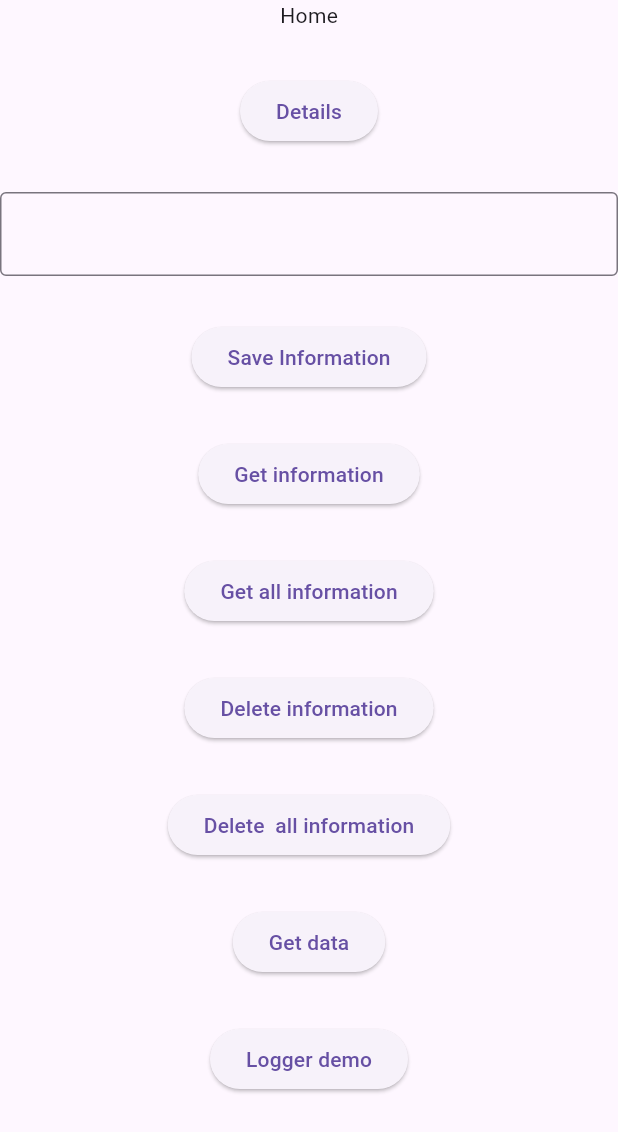
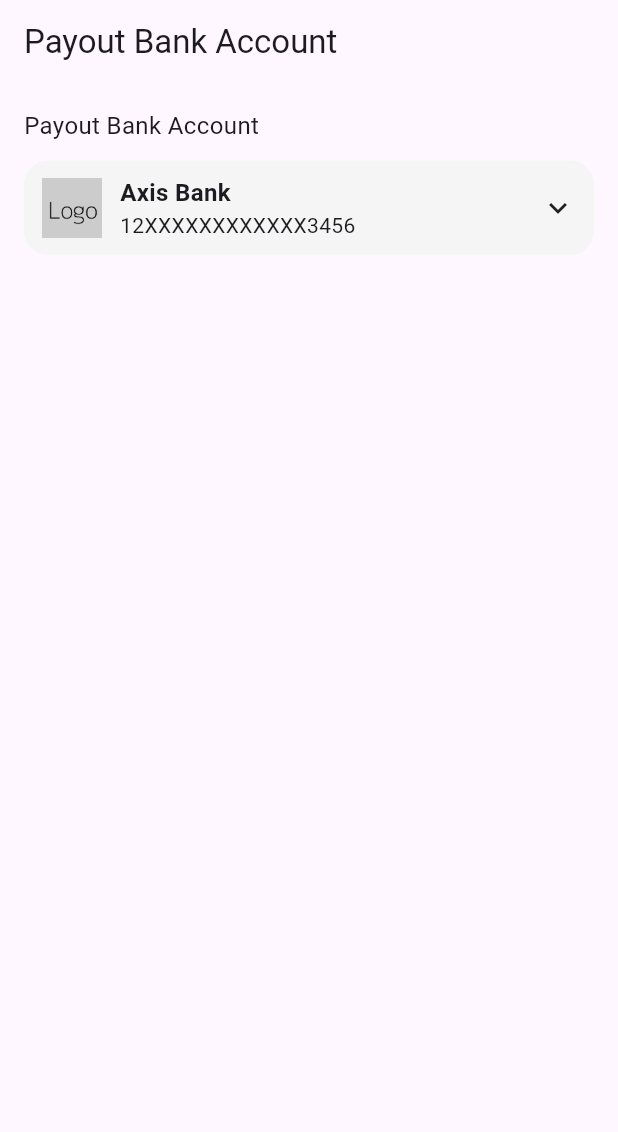
Before and after one commit to Akshay4977/flutter_demo, a Flutter app: the screen it shows after launch, on a phone screen of 412 x 824 dp. Shown: the top 1132 px of the screen. Run offline on Flutter 3.47's test engine with Material 3 defaults, Android fonts, the phone set to English and light mode, and no system bars; our stand-ins replace connectivity_plus, dio, fl_chart, flutter_riverpod, flutter_secure_storage, go_router and 2 more.

Commit message:
dropdown list for bank selection

```diff
--- a/lib/app_router_config.dart
+++ b/lib/app_router_config.dart
@@ -2,6 +2,7 @@ import 'package:flutter/material.dart';
 import 'package:go_router/go_router.dart';
 import 'package:go_router_demo/app_router_constant.dart';
 import 'package:go_router_demo/screens/about.dart';
+import 'package:go_router_demo/screens/bank_screen.dart';
 import 'package:go_router_demo/screens/details_with_graph.dart';
 import 'package:go_router_demo/screens/home.dart';
 
@@ -11,7 +12,7 @@ class MyAppRouter {
         path: '/',
         name: AppRouterConstant.home,
         pageBuilder: (context, state) {
-          return const MaterialPage(child: Home());
+          return MaterialPage(child: BankSelectorScreen());
         }),
     GoRoute(
         path: '/details/:username',
@@ -25,5 +26,11 @@ class MyAppRouter {
         pageBuilder: (context, state) {
           return const MaterialPage(child: About());
         }),
+    GoRoute(
+        path: '/bank',
+        name: AppRouterConstant.bank,
+        pageBuilder: (context, state) {
+          return MaterialPage(child: BankSelectorScreen());
+        }),
   ]);
 }
--- a/lib/app_router_constant.dart
+++ b/lib/app_router_constant.dart
@@ -2,4 +2,5 @@ class AppRouterConstant{
   static const String home = 'home';
   static const String about = 'about';
   static const String details = 'details';
+  static const String bank = 'bank';
 }
--- /dev/null
+++ b/lib/screens/bank_screen.dart
@@ -0,0 +1,113 @@
+import 'package:flutter/material.dart';
+
+class Bank {
+  final String name;
+  final String maskedAccount;
+  final String logoAsset;
+
+  Bank({
+    required this.name,
+    required this.maskedAccount,
+    required this.logoAsset,
+  });
+}
+
+class BankSelectorScreen extends StatefulWidget {
+  @override
+  _BankSelectorScreenState createState() => _BankSelectorScreenState();
+}
+
+class _BankSelectorScreenState extends State<BankSelectorScreen> {
+  final List<Bank> banks = [
+    Bank(
+        name: 'Axis Bank',
+        maskedAccount: '12XXXXXXXXXXXX3456',
+        logoAsset: 'assets/logo.png'),
+    Bank(
+        name: 'HDFC Bank',
+        maskedAccount: '45XXXXXXXXXXXX7890',
+        logoAsset: 'assets/logo.png'),
+    Bank(
+        name: 'ICICI Bank',
+        maskedAccount: '98XXXXXXXXXXXX1234',
+        logoAsset: 'assets/logo.png'),
+  ];
+
+  late Bank selectedBank;
+
+  @override
+  void initState() {
+    super.initState();
+    selectedBank = banks[0]; // Default selection
+  }
+
+  @override
+  Widget build(BuildContext context) {
+    return Scaffold(
+      appBar: AppBar(title: Text('Payout Bank Account')),
+      body: Padding(
+        padding: const EdgeInsets.all(16.0),
+        child: Column(
+          crossAxisAlignment: CrossAxisAlignment.start,
+          children: [
+            Text('Payout Bank Account', style: TextStyle(fontSize: 16)),
+            const SizedBox(height: 12),
+            GestureDetector(
+              onTap: () => _showBankSelectionSheet(context),
+              child: Container(
+                padding: EdgeInsets.symmetric(horizontal: 12, vertical: 10),
+                decoration: BoxDecoration(
+                  color: Colors.grey.shade100,
+                  borderRadius: BorderRadius.circular(16),
+                ),
+                child: Row(
+                  children: [
+                    Image.asset(selectedBank.logoAsset, width: 40, height: 40),
+                    const SizedBox(width: 12),
+                    Expanded(
+                      child: Column(
+                        crossAxisAlignment: CrossAxisAlignment.start,
+                        children: [
+                          Text(selectedBank.name,
+                              style: TextStyle(
+                                  fontWeight: FontWeight.bold, fontSize: 16)),
+                          Text(selectedBank.maskedAccount),
+                        ],
+                      ),
+                    ),
+                    Icon(Icons.keyboard_arrow_down),
+                  ],
+                ),
+              ),
+            ),
+          ],
+        ),
+      ),
+    );
+  }
+
+  void _showBankSelectionSheet(BuildContext context) {
+    showModalBottomSheet(
+      context: context,
+      builder: (_) {
+        return ListView.builder(
+          itemCount: banks.length,
+          itemBuilder: (_, index) {
+            final bank = banks[index];
+            return ListTile(
+              leading: Image.asset(bank.logoAsset, width: 40, height: 40),
+              title: Text(bank.name),
+              subtitle: Text(bank.maskedAccount),
+              onTap: () {
+                setState(() {
+                  selectedBank = bank;
+                });
+                Navigator.of(context).pop();
+              },
+            );
+          },
+        );
+      },
+    );
+  }
+}
--- a/lib/screens/home.dart
+++ b/lib/screens/home.dart
@@ -40,7 +40,7 @@ class _HomeState extends State<Home> {
       const SizedBox(height: 30),
       ElevatedButton(
           onPressed: () {
-            GoRouter.of(context).pushNamed(AppRouterConstant.details,
+            GoRouter.of(context).pushNamed(AppRouterConstant.bank,
                 pathParameters: {'username': 'Akshay'});
           }, // Go to AboutScreen
           child: const Text('Details')),
```
Also changed, not shown: pubspec.yaml (+9 -6 lines), assets/logo.png (added).
